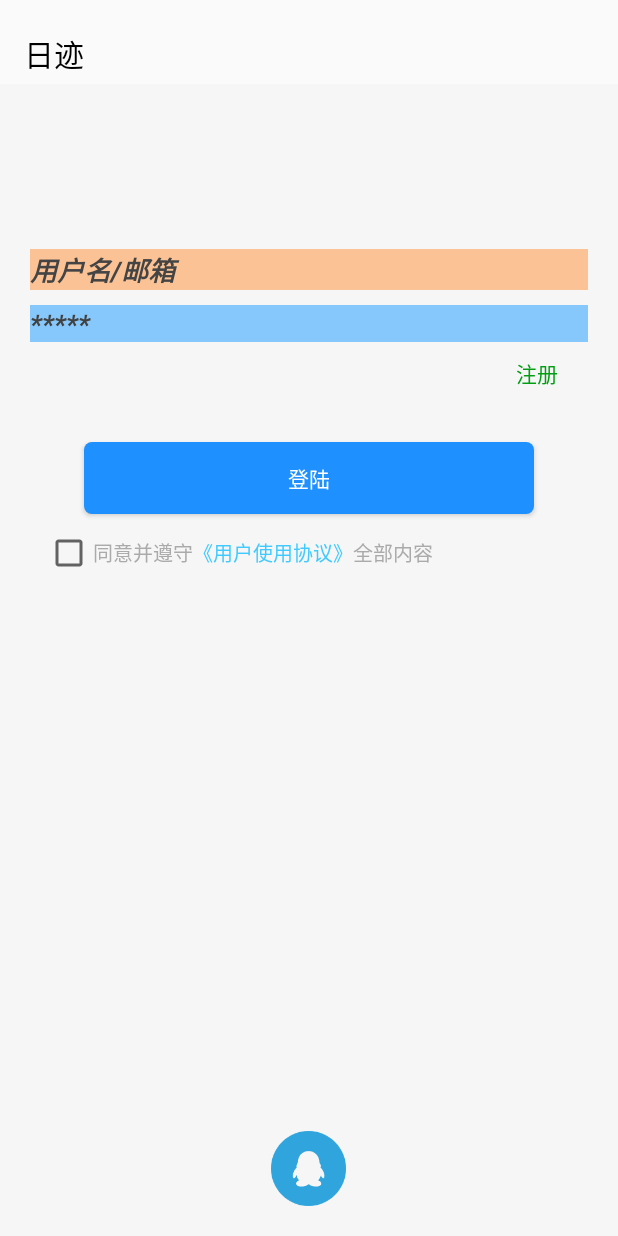
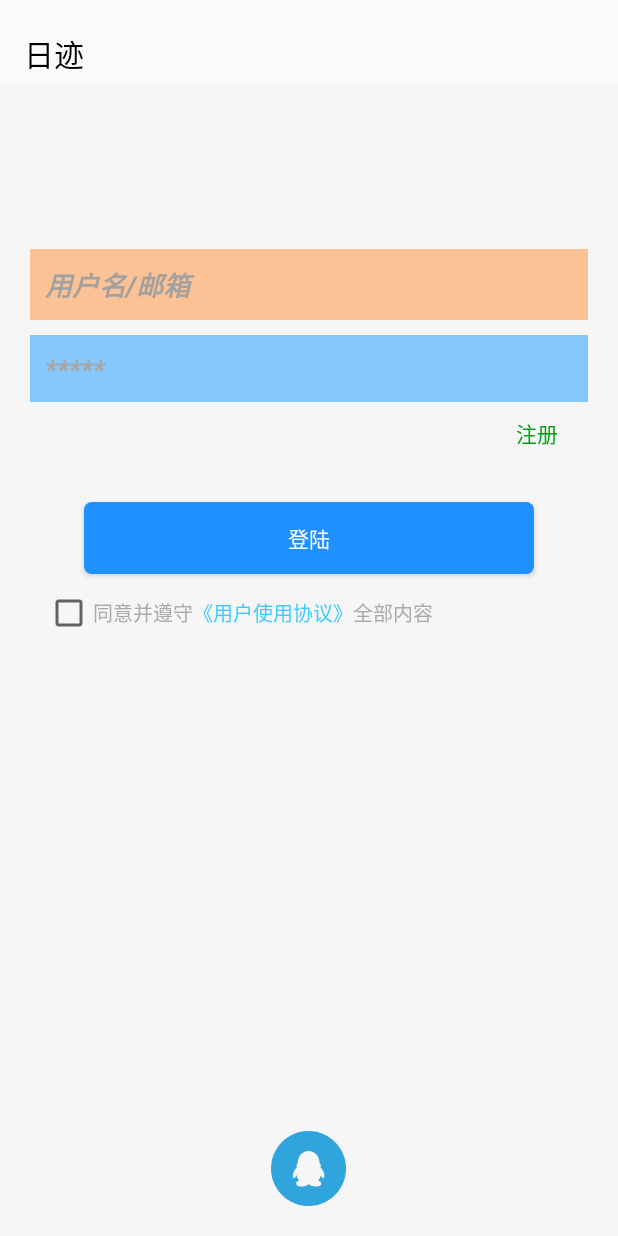
Before and after one commit to 0x7A7A6572/DiaryS, an Android app: the screen it shows after launch (LoginActivity), after a tap on an icon or button, on a phone screen of 412 x 824 dp. Run offline under Robolectric (Android 15) with nearby library versions, the phone set to English and light mode, and no system bars; libraries missing offline, so code that uses them is left out: com.tencent.connect, com.tencent.tauth; 1 statement that could not run was skipped.

Commit message:
用户协议添加界面

```diff
--- a/app/src/main/java/com/noform/diaryofsuccess/CustomView/NFDialog.java
+++ b/app/src/main/java/com/noform/diaryofsuccess/CustomView/NFDialog.java
@@ -15,14 +15,19 @@ public class NFDialog extends Dialog {
     private static int default_height = -1;//默认高度
     private static int Layout_LoadView = R.layout.diary_dialog;
     private static int style_LoadView = R.style.noform_dialog;
+    private static boolean keyboard = true;
     public NFDialog(Context context) {
-        this(context, default_width, default_height, Layout_LoadView, style_LoadView);
+        this(context, default_width, default_height, Layout_LoadView, style_LoadView,keyboard);
     }
     public NFDialog(Context context, int layout, int style) {
-        this(context, default_width, default_height, layout, style);
+        this(context, default_width, default_height, layout, style,true);
     }
 
     public NFDialog(Context context, int width, int height, int layout, int style) {
+        this(context, width, height, layout, style,keyboard);
+    }
+
+    public NFDialog(Context context, int width, int height, int layout, int style,boolean keyboard) {
         super(context, style);
         setContentView(layout);
         Window window = getWindow();
@@ -34,7 +39,9 @@ public class NFDialog extends Dialog {
         params.width = (int) (width * density);
         params.height = (int) (height * density);
         params.gravity = Gravity.BOTTOM;
-        window.setSoftInputMode(WindowManager.LayoutParams.SOFT_INPUT_STATE_VISIBLE|WindowManager.LayoutParams.SOFT_INPUT_ADJUST_RESIZE);
+        if(keyboard) {
+            window.setSoftInputMode(WindowManager.LayoutParams.SOFT_INPUT_STATE_VISIBLE | WindowManager.LayoutParams.SOFT_INPUT_ADJUST_RESIZE);
+        }
         window.setAttributes(params);
     }
     private float getDensity(Context context) {
--- a/app/src/main/java/com/noform/diaryofsuccess/LoginActivity.java
+++ b/app/src/main/java/com/noform/diaryofsuccess/LoginActivity.java
@@ -1,13 +1,16 @@
 package com.noform.diaryofsuccess;
 
+import android.app.Dialog;
 import android.content.Context;
 import android.content.Intent;
 import android.os.Bundle;
 import android.view.View;
 import android.widget.ImageButton;
+import android.widget.TextView;
 
 import androidx.appcompat.app.AppCompatActivity;
 
+import com.noform.diaryofsuccess.CustomView.NFDialog;
 import com.tencent.connect.common.Constants;
 import com.tencent.tauth.IUiListener;
 import com.tencent.tauth.Tencent;
@@ -55,6 +58,7 @@ public class LoginActivity extends AppCompatActivity {
         super.onCreate(savedInstanceState);
         setContentView(R.layout.activity_login);
         CONTEXT = this.getApplicationContext();
+        inti();
         mTencent = Tencent.createInstance("101854186", CONTEXT);
         ImageButton im_qq = findViewById(R.id.im_qq);
         im_qq.setOnClickListener(new View.OnClickListener() {
@@ -73,6 +77,22 @@ public class LoginActivity extends AppCompatActivity {
 
     }
 
+    private void inti() {
+       TextView userAgreement = findViewById(R.id.UserAgreement);
+       final NFDialog userAgreement_dialog = new NFDialog(
+                this,
+                -1, -1,
+                R.layout.user_agreement_dialog,
+                R.style.noform_dialog,false);
+       userAgreement.setOnClickListener(new View.OnClickListener() {
+           @Override
+           public void onClick(View v) {
+               userAgreement_dialog.show();
+           }
+       });
+
+    }
+
     @Override
     protected void onActivityResult(int requestCode, int resultCode, Intent data) {
         super.onActivityResult(requestCode, resultCode, data);
--- a/app/src/main/res/layout/activity_login.xml
+++ b/app/src/main/res/layout/activity_login.xml
@@ -14,13 +14,14 @@
 		android:layout_width="match_parent"
 		android:layout_height="wrap_content"
 		android:layout_marginTop="10dp"
+		android:background="#88FF9643"
 		android:hint="用户名/邮箱"
 		android:lines="1"
+		android:padding="10dp"
 		android:textColor="#ffffffff"
+		android:textColorHint="#A2A0A0"
 		android:textColorLink="#FFF2FFFC"
-		android:textColorHint="#FF444444"
-		android:background="#88FF9643"
-		android:textStyle="bold|italic|normal"/>
+		android:textStyle="bold|italic|normal" />
 
 	<EditText
 		android:id="@+id/et_password"
@@ -28,19 +29,21 @@
 		android:layout_height="wrap_content"
 		android:layout_below="@id/et_username"
 		android:layout_marginTop="10dp"
+		android:background="#7E1399FF"
 		android:hint="*****"
 		android:inputType="textPassword"
 		android:lines="1"
+		android:padding="10dp"
 		android:textColor="@color/black"
-		android:textColorHint="#FF414141"
-		android:background="#7E1399FF"
-		android:textStyle="bold|italic|normal"/>
+		android:textColorHint="#A7A5A5"
+		android:textStyle="bold|italic|normal" />
 
 	<LinearLayout
 		android:id="@+id/ly_1"
 		android:layout_width="match_parent"
 		android:layout_height="wrap_content"
 		android:layout_below="@id/et_password"
+		android:gravity="right"
 		android:orientation="horizontal">
 
 		<TextView
@@ -48,14 +51,13 @@
 			android:layout_width="wrap_content"
 			android:layout_height="match_parent"
 			android:layout_gravity="right"
-			android:layout_weight="1"
+			android:layout_marginRight="10dp"
 			android:gravity="right"
+			android:paddingTop="10dp"
+			android:paddingRight="10dp"
 			android:text="注册"
 			android:textColor="#FF039D14"
-			android:textSize="14sp"
-			android:layout_marginRight="10dp"
-			android:paddingTop="10dp"
-			android:paddingRight="10dp"/>
+			android:textSize="14sp" />
 
 	</LinearLayout>
 
@@ -95,12 +97,13 @@
 			android:textColor="#FFAAAAAA"/>
 
 		<TextView
+			android:id="@+id/UserAgreement"
 			android:layout_width="wrap_content"
 			android:layout_height="match_parent"
+			android:gravity="center_vertical"
 			android:text="《用户使用协议》"
-			android:gravity="center_vertical"
 			android:textColor="#FF40CAFF"
-			android:textSize="13sp"/>
+			android:textSize="13sp" />
 
 		<TextView
 			android:layout_width="wrap_content"
```
Also changed, not shown: app/src/main/res/layout/user_agreement_dialog.xml (added, +61 -0 lines).
